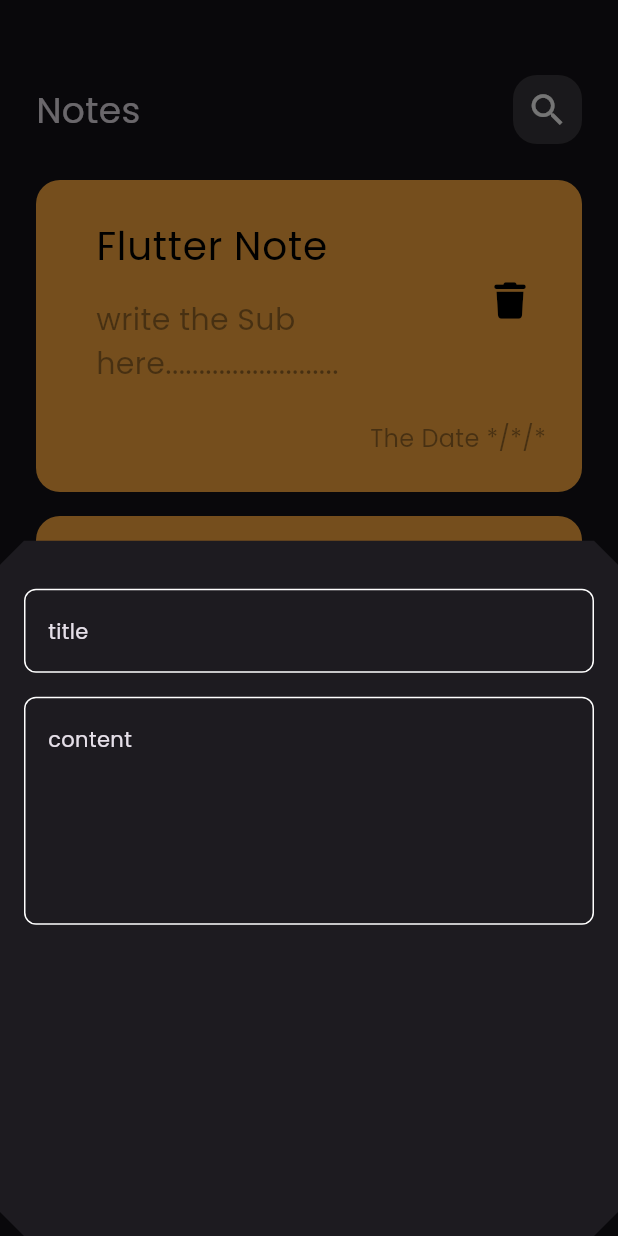
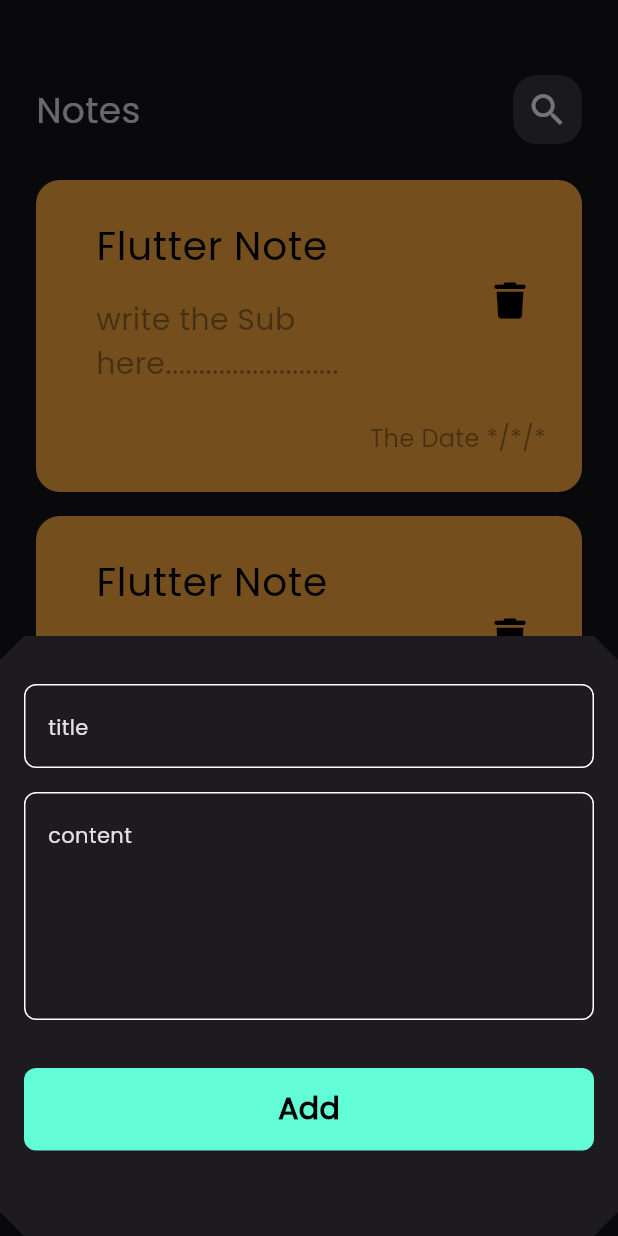
Before and after one commit to ahmedFarouk-code/notes_app, a Flutter app: the screen it shows after launch, after a tap on the "add" icon, on a phone screen of 412 x 824 dp. Run offline on Flutter 3.47's test engine with Material 3 defaults, Android fonts, the phone set to English and light mode, and no system bars; our stand-ins replace font_awesome_flutter.

Commit message:
finish notes bottom sheet

```diff
--- a/lib/widgets/add_note_bottom_sheet.dart
+++ b/lib/widgets/add_note_bottom_sheet.dart
@@ -1,4 +1,5 @@
 import 'package:flutter/material.dart';
+import 'package:notes_app/widgets/custom_Buttom.dart';
 import 'package:notes_app/widgets/custom_text_filed.dart';
 
 class AddNoteBottomSheet extends StatelessWidget {
@@ -6,8 +7,11 @@ class AddNoteBottomSheet extends StatelessWidget {
 
   @override
   Widget build(BuildContext context) {
-    return Padding(
+    return Container(
+      height: 400,
+      child: Padding(
         padding: const EdgeInsets.symmetric(horizontal: 16),
+        child: SingleChildScrollView(
           child: const Column(
             children: [
               SizedBox(height: 32),
@@ -15,7 +19,12 @@ class AddNoteBottomSheet extends StatelessWidget {
 
               SizedBox(height: 16),
               CustomTextFiled(hint: 'content', maxLines: 5),
+              SizedBox(height: 32),
+              CustomButtom(),
+              SizedBox(height: 16),
             ],
+          ),
+        ),
       ),
     );
   }
--- /dev/null
+++ b/lib/widgets/custom_Buttom.dart
@@ -0,0 +1,28 @@
+import 'package:flutter/material.dart';
+import 'package:notes_app/constants.dart';
+
+class CustomButtom extends StatelessWidget {
+  const CustomButtom({super.key});
+
+  @override
+  Widget build(BuildContext context) {
+    return Container(
+      height: 55,
+      width: MediaQuery.of(context).size.width,
+      decoration: BoxDecoration(
+        color: kPrimaryColor,
+        borderRadius: BorderRadius.circular(8),
+      ),
+      child: const Center(
+        child: Text(
+          'Add',
+          style: TextStyle(
+            color: Colors.black,
+            fontSize: 20,
+            fontWeight: FontWeight.bold,
+          ),
+        ),
+      ),
+    );
+  }
+}
```
Lines whose indentation alone changed are shown as unchanged.
